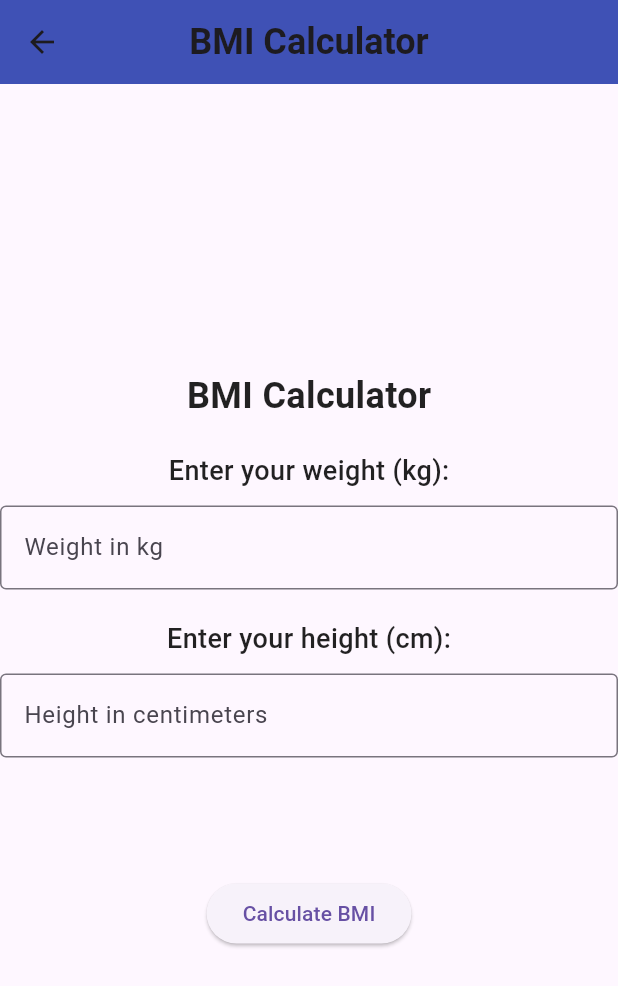
After one commit to BerkePoslu/flutter_uek_app, a Flutter app: the screen it shows after launch, after a tap on "To BMI Calculator", on a phone screen of 412 x 824 dp. The commit adds this screen. Shown: the top 986 px of the screen. Run offline on Flutter 3.47's test engine with Material 3 defaults, Android fonts, the light colour scheme and no system bars; our stand-ins replace device_info_plus; network calls fail.

Commit message:
chore: added bmi calculator

```diff
--- a/lib/my_app.dart
+++ b/lib/my_app.dart
@@ -7,7 +7,8 @@ class MyApp extends StatelessWidget {
   @override
   Widget build(BuildContext context) {
     return MaterialApp(
-      theme: ThemeData(primarySwatch: Colors.indigo),
+      debugShowCheckedModeBanner: false,
+      theme: ThemeData(primarySwatch: Colors.green),
       home: const HomePage(),
     );
   }
--- /dev/null
+++ b/lib/pages/bmicalculator/bmicalculator.dart
@@ -0,0 +1,143 @@
+import 'package:flutter/material.dart';
+import 'package:flutter_uek_app/pages/bmicalculator/bmicalculator_result.dart';
+
+class BmiCalculator extends StatefulWidget {
+  const BmiCalculator({super.key});
+
+  @override
+  State<BmiCalculator> createState() => _BmiCalculatorState();
+}
+
+void onPressed(int weight, int height, BuildContext context) {
+  double heightInMeters = (height / 100);
+  if (weight <= 0 || height <= 0) {
+    // Handle invalid input
+    ScaffoldMessenger.of(context).showSnackBar(
+      const SnackBar(content: Text('Please enter valid weight and height')),
+    );
+    return;
+  }
+  double bmi = weight / (heightInMeters * heightInMeters);
+  String result;
+
+  if (bmi < 18.5) {
+    result = "Underweight";
+  } else if (bmi >= 18.5 && bmi < 25.5) {
+    result = "Normal weight";
+  } else if (bmi >= 25.5 && bmi < 29.9) {
+    result = "Overweight";
+  } else {
+    result = "Obesity";
+  }
+
+  print(bmi);
+  print(result);
+
+  Navigator.push(
+    context,
+    MaterialPageRoute(
+      builder:
+          (context) => BmicalculatorResult(bmi: bmi.toInt(), result: result),
+    ),
+  );
+}
+
+class _BmiCalculatorState extends State<BmiCalculator> {
+  int weight = 0;
+  int height = 0;
+  @override
+  Widget build(BuildContext context) {
+    return Scaffold(
+      appBar: AppBar(
+        title: const Text(
+          'BMI Calculator',
+          style: TextStyle(fontWeight: FontWeight.bold, fontSize: 24),
+        ),
+        centerTitle: true,
+        backgroundColor: Colors.indigo,
+      ),
+      body: Center(
+        child: Column(
+          mainAxisAlignment: MainAxisAlignment.center,
+          crossAxisAlignment: CrossAxisAlignment.center,
+          children: [
+            const Text(
+              "BMI Calculator",
+              style: TextStyle(
+                fontSize: 24,
+                fontWeight: FontWeight.bold,
+                color: Colors.black87,
+              ),
+            ),
+            const SizedBox(height: 20),
+            const Text(
+              "Enter your weight (kg):",
+              style: TextStyle(
+                fontSize: 18,
+                fontWeight: FontWeight.w500,
+                color: Colors.black87,
+              ),
+            ),
+            const SizedBox(height: 10),
+            TextField(
+              keyboardType: TextInputType.number,
+              onChanged: (value) {
+                setState(() {
+                  if (value.isEmpty) {
+                    // Handle empty Input
+                    ScaffoldMessenger.of(context).showSnackBar(
+                      const SnackBar(content: Text('Please enter a weight')),
+                    );
+                    // Reset weight to 0
+
+                    weight = 0;
+                    return;
+                  }
+                  weight = int.parse(value);
+                });
+              },
+              decoration: const InputDecoration(
+                border: OutlineInputBorder(),
+                hintText: 'Weight in kg',
+              ),
+            ),
+            const SizedBox(height: 20),
+            const Text(
+              "Enter your height (cm):",
+              style: TextStyle(
+                fontSize: 18,
+                fontWeight: FontWeight.w500,
+                color: Colors.black87,
+              ),
+            ),
+            const SizedBox(height: 10),
+            TextField(
+              keyboardType: TextInputType.number,
+              onChanged: (value) {
+                setState(() {
+                  if (value.isEmpty) {
+                    // Handle invalid input
+                    ScaffoldMessenger.of(context).showSnackBar(
+                      const SnackBar(content: Text('Please enter an height')),
+                    );
+                    return;
+                  }
+                  height = int.parse(value);
+                });
+              },
+              decoration: const InputDecoration(
+                border: OutlineInputBorder(),
+                hintText: 'Height in centimeters',
+              ),
+            ),
+            const SizedBox(height: 80),
+            ElevatedButton(
+              onPressed: () => onPressed(weight, height, context),
+              child: Text('Calculate BMI'),
+            ),
+          ],
+        ),
+      ),
+    );
+  }
+}
--- a/lib/pages/home_page.dart
+++ b/lib/pages/home_page.dart
@@ -1,13 +1,27 @@
 import 'package:flutter/material.dart';
+import 'package:flutter_uek_app/pages/bmicalculator/bmicalculator.dart';
+import 'package:flutter_uek_app/pages/counter.dart';
 import 'package:flutter_uek_app/pages/http_request.dart';
 
 class HomePage extends StatelessWidget {
   const HomePage({super.key});
 
-  void _onButtonPressed(BuildContext context) {
+  void _onButtonPressed(BuildContext context, String page) {
+    Widget destination;
+    print("Button pressed: $page");
+
+    if (page == "http_request") {
+      destination = HttpRequest();
+    } else if (page == "counter") {
+      destination = Counter();
+    } else if (page == "bmi-calc") {
+      destination = BmiCalculator();
+    } else {
+      return; // Do nothing if the page is not recognized
+    }
     Navigator.push(
       context,
-      MaterialPageRoute(builder: (context) => HttpRequest()),
+      MaterialPageRoute(builder: (context) => destination),
     );
   }
 
@@ -25,6 +39,7 @@ class HomePage extends StatelessWidget {
       body: Center(
         child: Column(
           mainAxisAlignment: MainAxisAlignment.center,
+          crossAxisAlignment: CrossAxisAlignment.center,
           children: [
             const Text(
               'Welcome to My Flutter App!',
@@ -36,8 +51,16 @@ class HomePage extends StatelessWidget {
               textAlign: TextAlign.center,
             ),
             ElevatedButton(
-              onPressed: () => _onButtonPressed(context),
-              child: const Text('Send Request and Navigate'),
+              onPressed: () => _onButtonPressed(context, "http_request"),
+              child: const Text('To HTTP Request'),
+            ),
+            ElevatedButton(
+              onPressed: () => _onButtonPressed(context, "counter"),
+              child: const Text('To Counter'),
+            ),
+            ElevatedButton(
+              onPressed: () => _onButtonPressed(context, "bmi-calc"),
+              child: const Text('To BMI Calculator'),
             ),
           ],
         ),
--- a/pubspec.yaml
+++ b/pubspec.yaml
@@ -35,6 +35,7 @@ dependencies:
   # Use with the CupertinoIcons class for iOS style icons.
   cupertino_icons: ^1.0.8
   http: ^1.3.0
+  device_info_plus: ^11.3.3
 
 dev_dependencies:
   flutter_test:
```
Also changed, not shown: lib/pages/bmicalculator/bmicalculator_result.dart (added, +52 -0 lines), lib/pages/counter.dart (added, +82 -0 lines), lib/pages/http_request.dart (+46 -8 lines), pubspec.lock, 7 other files.
